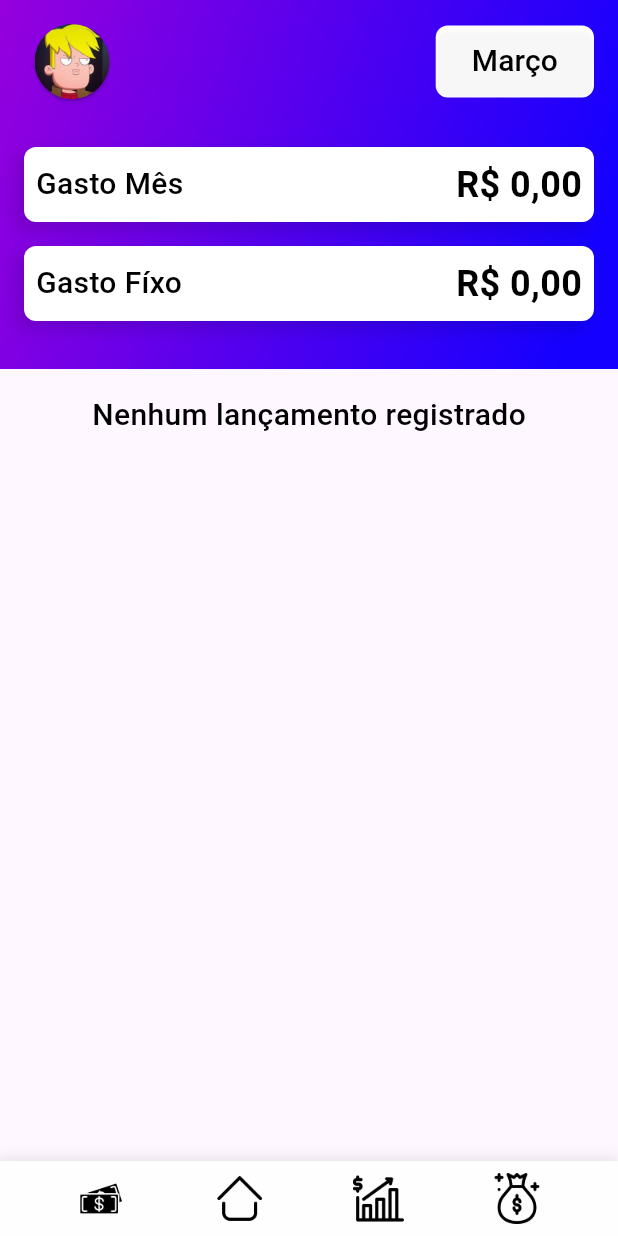
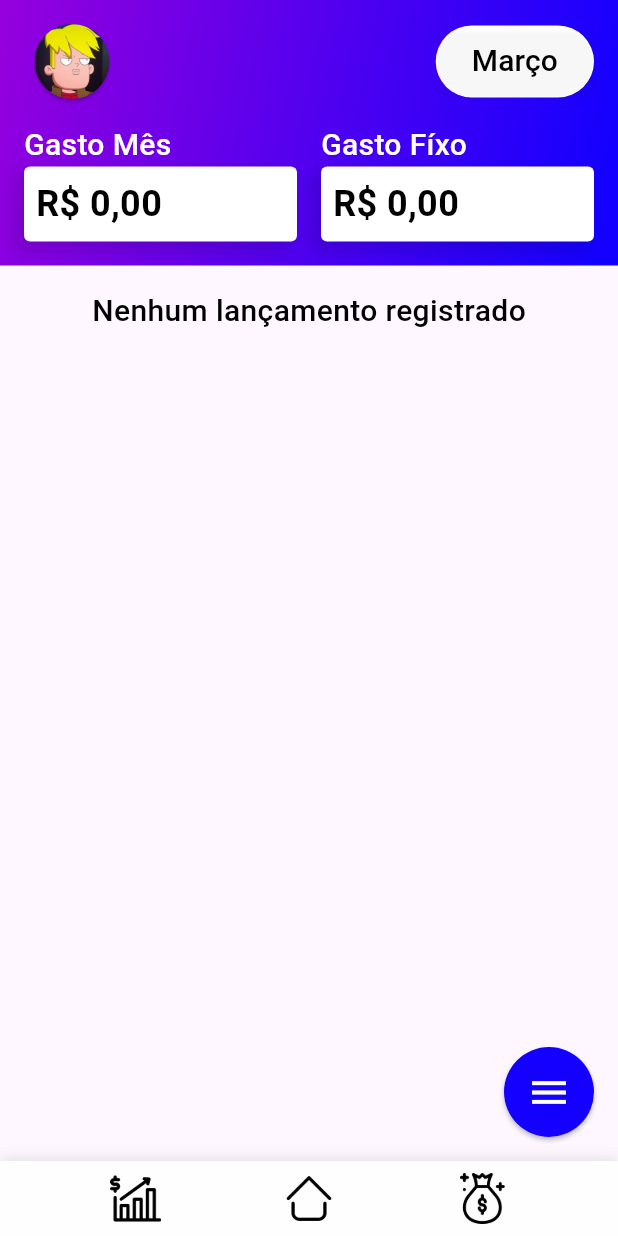
Before and after one commit to helder-luan/finances, a Flutter app: the screen it shows after launch, on a phone screen of 412 x 824 dp. Run offline on Flutter 3.47's test engine with Material 3 defaults, Android fonts, the light colour scheme and no system bars; our stand-ins replace gradient_borders, motion_toast, sqflite, toast; missing offline and left inert: mask, validatorless; accounts and stored records are empty.

Commit message:
tela de cadastro de gasto removida. fab menu circular inserido na tela inicial

```diff
--- a/lib/src/controllers/gasto_controller.dart
+++ b/lib/src/controllers/gasto_controller.dart
@@ -85,15 +85,13 @@ class GastoController extends ChangeNotifier {
 
       // insere transacao
       if (parcelado.text == 'S') {
-        var valorParcelas = (valorFormatado / int.tryParse(totalParcelas.text)!);
-
         for (int i = int.tryParse(parcelaAtual.text)!; i <= int.tryParse(totalParcelas.text)!; i++) {
           DateTime dataOcorrenciaParcela = DateTime.parse(Functions.dataEn(dataOcorrencia.text)).add(Duration(days: 30 * (i - 1)));
 
           await _lancamentoRepository.insert(
             Lancamento(
               descricao: "$i/${totalParcelas.text} - ${descricao.text.trim()}",
-              valor: valorParcelas,
+              valor: valorFormatado,
               detalhes: detalhes.text.trim(),
               dataOcorrencia: dataOcorrenciaParcela,
               tipo: tipo.text,
--- a/lib/src/ui/components/BottomMenu/index.dart
+++ b/lib/src/ui/components/BottomMenu/index.dart
@@ -2,7 +2,6 @@ import 'package:finances/src/core/app_images.dart';
 import 'package:finances/src/ui/screens/Historico/index.dart';
 import 'package:finances/src/ui/screens/HistoricoMensal/index.dart';
 import 'package:finances/src/ui/screens/Home/index.dart';
-import 'package:finances/src/ui/screens/Gasto/index.dart';
 import 'package:flutter/material.dart';
 
 class BottomMenu extends StatelessWidget {
@@ -31,11 +30,11 @@ class BottomMenu extends StatelessWidget {
               Navigator.pushAndRemoveUntil(
                   context,
                   MaterialPageRoute(
-                    builder: (context) => const GastoScreen(),
+                    builder: (context) => const HistoricoScreen(),
                   ),
                   (route) => false);
             },
-            icon: Image(image: AssetImage(AppImages.gastos)),
+            icon: Image(image: AssetImage(AppImages.historico)),
             iconSize: 32,
           ),
           IconButton(
@@ -55,18 +54,6 @@ class BottomMenu extends StatelessWidget {
               Navigator.pushAndRemoveUntil(
                   context,
                   MaterialPageRoute(
-                    builder: (context) => const HistoricoScreen(),
-                  ),
-                  (route) => false);
-            },
-            icon: Image(image: AssetImage(AppImages.historico)),
-            iconSize: 32,
-          ),
-          IconButton(
-            onPressed: () {
-              Navigator.pushAndRemoveUntil(
-                  context,
-                  MaterialPageRoute(
                     builder: (context) => const HistoricoMensal(),
                   ),
                   (route) => false);
--- /dev/null
+++ b/lib/src/ui/components/QuickActionsMenu/index.dart
@@ -0,0 +1,318 @@
+import 'dart:math';
+
+import 'package:flutter/material.dart';
+import 'package:flutter/services.dart';
+
+class QuickActionMenu extends StatefulWidget {
+  final Function() onTap;
+  final IconData icon;
+  final Color backgroundColor;
+  final Widget child;
+  final List<QuickAction> actions;
+
+  const QuickActionMenu({
+    required this.onTap,
+    required this.icon,
+    required this.backgroundColor,
+    required this.child,
+    required this.actions,
+    super.key
+  }) : assert(actions.length == 3, 'QuickActionMenu requires exactly 3 actions');
+
+  @override
+  State<QuickActionMenu> createState() => _QuickActionMenuState();
+}
+
+class _QuickActionMenuState extends State<QuickActionMenu> {
+  var _isOpen = false;
+
+  _open() {
+    setState(() {
+      HapticFeedback.lightImpact();
+      _isOpen = true;
+    });
+  }
+
+  _close() {
+    setState(() {
+      HapticFeedback.lightImpact();
+      _isOpen = false;
+    });
+  }
+
+  @override
+  Widget build(BuildContext context) {
+    return Stack(
+      alignment: Alignment.bottomRight,
+      children: [
+        widget.child,
+        IgnorePointer(
+          ignoring: !_isOpen,
+          child: AnimatedOpacity(
+            duration: const Duration(milliseconds: 150),
+            opacity: _isOpen ? 1 : 0,
+            child: GestureDetector(
+              onTap: _close,
+              child: Container(
+                color: Colors.white.withOpacity(0.6)
+              )
+            ),
+          ),
+        ),
+        ...widget.actions.map(
+          (action) => QuickActionButton(
+            action,
+            isOpen: _isOpen,
+            index: widget.actions.indexOf(action),
+            close: _close
+          )
+        ),
+        QuickActionMenuFloatingActionButton(
+          open: _open,
+          close: _close,
+          onTap: widget.onTap,
+          isOpen: _isOpen,
+          icon: widget.icon,
+          backgroundColor: widget.backgroundColor,
+        )
+      ],
+    );
+  }
+}
+
+class QuickActionMenuFloatingActionButton extends StatefulWidget {
+  final Function() open;
+  final Function() close;
+  final Function() onTap;
+  final bool isOpen;
+  final IconData icon;
+  final Color backgroundColor;
+
+  const QuickActionMenuFloatingActionButton({
+    required this.open,
+    required this.close,
+    required this.onTap,
+    required this.isOpen,
+    required this.icon,
+    required this.backgroundColor,
+    super.key
+  });
+
+  @override
+  State<QuickActionMenuFloatingActionButton> createState() => _QuickActionMenuFloatingActionButtonState();
+}
+
+class _QuickActionMenuFloatingActionButtonState extends State<QuickActionMenuFloatingActionButton> {
+  final Duration _duration = const Duration(milliseconds: 200);
+  var _isPressed = false;
+
+  _pressDown() {
+    setState(() {
+      _isPressed = true;
+    });
+  }
+
+  _pressUp() {
+    setState(() {
+      _isPressed = false;
+    });
+  }
+
+  @override
+  Widget build(BuildContext context) {
+    return GestureDetector(
+      onTapDown: (_) => _pressDown(),
+      onTapUp: (_) => _pressUp(),
+      onTapCancel: () => _pressUp(),
+      onTap: () => widget.isOpen ? widget.close() : widget.onTap(),
+      onLongPress: () {
+        if (!widget.isOpen) {
+          widget.open();
+          _pressUp();
+        }
+      },
+      child: AnimatedScale(
+        scale: _isPressed || widget.isOpen ? 0.8 : 1.0,
+        duration: _duration,
+        child: Container(
+          decoration: const BoxDecoration(
+            shape: BoxShape.circle,
+            boxShadow: [
+              BoxShadow(
+                blurRadius: 2,
+                offset: Offset(0, 2),
+                color: Colors.black26,
+              ),
+            ]
+          ),
+          child: Stack(
+            children: [
+              QuickActionIcon(
+                icon: Icon(
+                  Icons.close_rounded,
+                  size: 30,
+                  color: widget.backgroundColor
+                ),
+                backgroundColor: Colors.white,
+              ),
+              AnimatedOpacity(
+                opacity: widget.isOpen ? 0 : 1,
+                duration: _duration,
+                child: QuickActionIcon(
+                  icon: Icon(
+                    widget.icon,
+                    size: 30,
+                    color: Colors.white,
+                  ),
+                  backgroundColor: widget.backgroundColor
+                ),
+              ),
+            ],
+          ),
+        ),
+      ),
+    );
+  }
+}
+
+class _QuickActionButtonState extends State<QuickActionButton> {
+  final _radius = 130.0;
+  final _offset = 10.0;
+
+  double degreesToRadians(double degrees) => degrees * pi / 180.0;
+  double get _range => 90.0 - _offset;
+  double get _alpha => _offset / 2 + widget.index * _range / 2;
+  double get _radian => degreesToRadians(_alpha);
+  double get _a => _radius * cos(_radian);
+  double get _b => _radius * sin(_radian);
+
+  final Duration _duration = const Duration(milliseconds: 250);
+  var _isPressed = false;
+
+  _pressDown() {
+    setState(() {
+      _isPressed = true;
+    });
+  }
+
+  _pressUp() {
+    setState(() {
+      _isPressed = false;
+    });
+  }
+
+  @override
+  Widget build(BuildContext context) {
+    return AnimatedPositioned(
+      duration: _duration,
+      right: widget.isOpen ? _a : 0.0,
+      bottom: widget.isOpen ? _b : 0.0,
+      curve: Curves.easeOut,
+      child: Padding(
+        padding: const EdgeInsets.all(16.0).copyWith(bottom: MediaQuery.of(context).padding.bottom + 16),
+        child: AnimatedRotation(
+          turns: widget.isOpen ? 0.0 : 0.1,
+          alignment: Alignment.center,
+          curve: Curves.easeOut,
+          duration: _duration * 1.5,
+          child: AnimatedOpacity(
+            opacity: widget.isOpen ? 1.0 : 0.0,
+            duration: _duration,
+            child: AnimatedScale(
+              scale: _isPressed ? 0.95 : 1.0,
+              duration: _duration,
+              child: GestureDetector(
+                onTapDown: (_) => _pressDown(),
+                onTapUp: (_) => _pressUp(),
+                onTapCancel: () => _pressUp(),
+                onTap: () {
+                  widget.close();
+                  widget.action.onTap();
+                },
+                child: Container(
+                  decoration: const BoxDecoration(
+                    shape: BoxShape.circle,
+                    boxShadow: [
+                      BoxShadow(
+                        blurRadius: 2,
+                        offset: Offset(0, 2),
+                        color: Colors.black26,
+                      ),
+                    ]
+                  ),
+                  child: QuickActionIcon(
+                    icon: Icon(
+                      widget.action.icon,
+                      size: 30,
+                      color: widget.action.iconColor ?? Colors.black,
+                    ),
+                    backgroundColor: widget.action.backgroundColor,
+                  ),
+                ),
+              ),
+            ),
+          ),
+        ),
+      ),
+    );
+  }
+}
+
+class QuickActionIcon extends StatelessWidget {
+  final Icon icon;
+  final Color backgroundColor;
+
+  const QuickActionIcon({
+    required this.icon,
+    required this.backgroundColor,
+    super.key
+  });
+
+  @override
+  Widget build(BuildContext context) {
+    return Container (
+      width: 60,
+      height: 60,
+      decoration: BoxDecoration(
+        color: backgroundColor,
+        shape: BoxShape.circle,
+      ),
+      clipBehavior: Clip.hardEdge,
+      child: Center(
+        child: icon,
+      ),
+    );
+  }
+}
+
+class QuickActionButton extends StatefulWidget {
+  final QuickAction action;
+  final bool isOpen;
+  final int index;
+  final Function() close;
+
+  const QuickActionButton(
+    this.action, {
+    required this.isOpen,
+    required this.index,
+    required this.close,
+    super.key
+  });
+
+  @override
+  State<QuickActionButton> createState() => _QuickActionButtonState();
+}
+
+class QuickAction {
+  final IconData icon;
+  final Color backgroundColor;
+  final Color? iconColor;
+  final Function() onTap;
+
+  const QuickAction({
+    required this.icon,
+    this.backgroundColor = Colors.white,
+    this.iconColor,
+    required this.onTap,
+  });
+}
--- a/lib/src/ui/screens/Gasto/GastoFlow/EntradaScreen/index.dart
+++ b/lib/src/ui/screens/Gasto/GastoFlow/EntradaScreen/index.dart
@@ -8,7 +8,7 @@ import 'package:finances/src/ui/components/Form/DatePicker/index.dart';
 import 'package:finances/src/ui/components/Form/Dropdown/index.dart';
 import 'package:finances/src/ui/components/Form/Input/index.dart';
 import 'package:finances/src/ui/components/TextComponent/index.dart';
-import 'package:finances/src/ui/screens/Gasto/index.dart';
+import 'package:finances/src/ui/screens/Home/index.dart';
 import 'package:flutter/material.dart';
 import 'package:mask/mask/mask.dart';
 import 'package:motion_toast/motion_toast.dart';
@@ -140,7 +140,7 @@ class _EntradaScreenState extends State<EntradaScreen> {
                                       Navigator.pushAndRemoveUntil(
                                         context,
                                         MaterialPageRoute(
-                                          builder: (context) => const GastoScreen(),
+                                          builder: (context) => const HomeScreen(),
                                         ),
                                         (route) => false
                                       );
--- a/lib/src/ui/screens/Home/index.dart
+++ b/lib/src/ui/screens/Home/index.dart
@@ -5,7 +5,11 @@ import 'package:finances/src/data/models/lancamento.dart';
 import 'package:finances/src/helpers/functions.dart';
 import 'package:finances/src/ui/components/BottomMenu/index.dart';
 import 'package:finances/src/ui/components/Button/index.dart';
+import 'package:finances/src/ui/components/QuickActionsMenu/index.dart';
 import 'package:finances/src/ui/components/TextComponent/index.dart';
+import 'package:finances/src/ui/screens/Gasto/GastoFlow/EntradaScreen/index.dart';
+import 'package:finances/src/ui/screens/Gasto/GastoFlow/Recorrente/index.dart';
+import 'package:finances/src/ui/screens/Gasto/GastoFlow/SaidaScreen/index.dart';
 import 'package:finances/src/ui/screens/HistoricoMensal/index.dart';
 import 'package:flutter/material.dart';
 
@@ -96,7 +100,7 @@ class _HomeScreenState extends State<HomeScreen> {
                               Container(
                                 decoration: const BoxDecoration(
                                   color: Colors.white,
-                                  borderRadius: BorderRadius.all(Radius.circular(8.0)),
+                                  borderRadius: BorderRadius.all(Radius.circular(100.0)),
                                 ),
                                 alignment: Alignment.centerRight,
                                 child: ButtonComponent(
@@ -124,16 +128,24 @@ class _HomeScreenState extends State<HomeScreen> {
 
                         // body
                         Container(
-                          padding: const EdgeInsets.all(16.0),
-                          child: Column(
-                            crossAxisAlignment: CrossAxisAlignment.center,
+                          padding: const EdgeInsets.symmetric(horizontal: 16.0),
+                          child: Row(
+                            mainAxisAlignment: MainAxisAlignment.spaceBetween,
                             children: [
+                              Column(
+                                crossAxisAlignment: CrossAxisAlignment.start,
+                                children: [
+                                  const TextComponent(
+                                    text: 'Gasto Mês',
+                                    style: 'subtitle',
+                                    color: Colors.white,
+                                  ),
                                   Container(
+                                    width: (MediaQuery.of(context).size.width / 2) - 24,
                                     margin: const EdgeInsets.only(bottom: 16.0),
-                                width: MediaQuery.of(context).size.width,
                                     decoration: const BoxDecoration(
                                       color: Colors.white,
-                                  borderRadius: BorderRadius.all(Radius.circular(8.0)),
+                                      borderRadius: BorderRadius.all(Radius.circular(4.0)),
                                       boxShadow: [
                                         BoxShadow(
                                           color: Colors.black12,
@@ -143,24 +155,28 @@ class _HomeScreenState extends State<HomeScreen> {
                                         )
                                       ],
                                     ),
-                                alignment: Alignment.centerRight,
                                     child: Padding(
                                       padding: const EdgeInsets.all(8.0),
-                                  child: Row(
-                                    mainAxisAlignment: MainAxisAlignment.spaceBetween,
-                                    children: [
-                                      const TextComponent(text: 'Gasto Mês', style: 'subtitle'),
-                                      TextComponent(text: Functions.toCurrency(gastoMes), style: 'title'),
-                                    ]
+                                      child: TextComponent(text: Functions.toCurrency(gastoMes), style: 'title'),
                                     ),
                                   ),
+                                ],
+                              ),
+                              Column(
+                                crossAxisAlignment: CrossAxisAlignment.start,
+                                children: [
+                                  const TextComponent(
+                                    text: 'Gasto Fíxo',
+                                    style: 'subtitle',
+                                    color: Colors.white,
+                                    align:'right',
                                   ),
                                   Container(
+                                    width: (MediaQuery.of(context).size.width / 2) - 24,
                                     margin: const EdgeInsets.only(bottom: 16.0),
-                                width: MediaQuery.of(context).size.width,
                                     decoration: const BoxDecoration(
                                       color: Colors.white,
-                                  borderRadius: BorderRadius.all(Radius.circular(8.0)),
+                                      borderRadius: BorderRadius.all(Radius.circular(4.0)),
                                       boxShadow: [
                                         BoxShadow(
                                           color: Colors.black12,
@@ -170,17 +186,12 @@ class _HomeScreenState extends State<HomeScreen> {
                                         )
                                       ],
                                     ),
-                                alignment: Alignment.centerRight,
                                     child: Padding(
                                       padding: const EdgeInsets.all(8.0),
-                                  child: Row(
-                                    mainAxisAlignment: MainAxisAlignment.spaceBetween,
-                                    children: [
-                                      const TextComponent(text: 'Gasto Fíxo', style: 'subtitle'),
-                                      TextComponent(text: Functions.toCurrency(gastoFixo), style: 'title'),
-                                    ]
+                                      child: TextComponent(text: Functions.toCurrency(gastoFixo), style: 'title'),
                                     ),
                                   ),
+                                ],
                               ),
                             ]
                           ),
@@ -249,6 +260,62 @@ class _HomeScreenState extends State<HomeScreen> {
         ),
       ),
       bottomNavigationBar: const BottomMenu(),
+      floatingActionButton: QuickActionMenu(
+        onTap: () {
+          showDialog(
+            context: context,
+            builder: (context) {
+              return AlertDialog(
+                title: const Text('Ajuda'),
+                content: const Text('Mantenha pressionado para ver as opções de lançamento'),
+                actions: [
+                  TextButton(
+                    onPressed: () {
+                      Navigator.of(context).pop();
+                    },
+                    child: const Text('Fechar'),
+                  ),
+                ],
+              );
+            },
+          );
+        },
+        icon: Icons.menu,
+        backgroundColor: AppColors.primary,
+        actions: [
+          QuickAction(
+            icon: Icons.add,
+            onTap: () {
+              Navigator.push(
+                context,
+                MaterialPageRoute(builder: (context) => const EntradaScreen()),
+              );
+            },
+            backgroundColor: AppColors.success,
+          ),
+          QuickAction(
+            icon: Icons.output,
+            onTap: () {
+              Navigator.push(
+                context,
+                MaterialPageRoute(builder: (context) => const SaidaScreen()),
+              );
+            },
+            backgroundColor: AppColors.danger,
+          ),
+          QuickAction(
+            icon: Icons.repeat,
+            onTap: () {
+              Navigator.push(
+                context,
+                MaterialPageRoute(builder: (context) => const CobrancaRecorrenteScreen()),
+              );
+            },
+            backgroundColor: AppColors.purple,
+          ),
+        ],
+        child: const Icon(Icons.menu, color: Colors.white),
+      ),
     );
   }
 }
```
Also changed, not shown: lib/src/ui/screens/Gasto/GastoFlow/SaidaScreen/index.dart (+35 -3 lines), lib/src/ui/screens/Gasto/index.dart (deleted, +0 -173 lines), pubspec.lock. Lines whose indentation alone changed are shown as unchanged.
